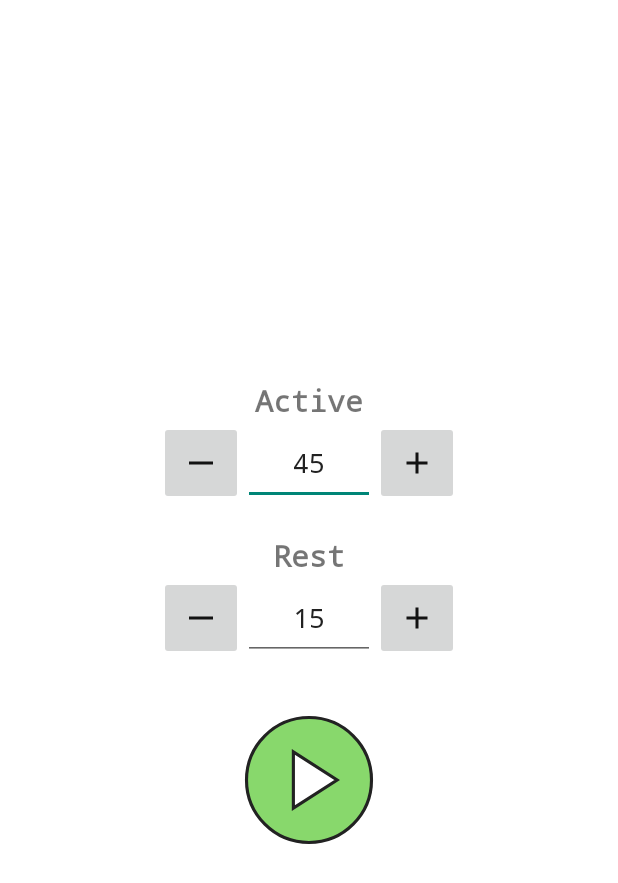
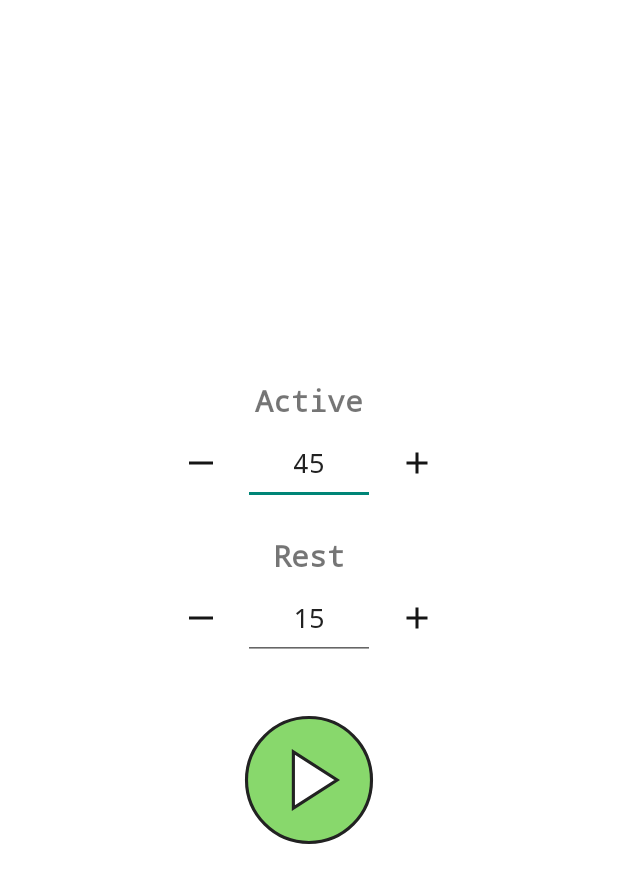
Before and after one commit to randombits-dev/interval-timer, an Android app: the screen it shows after launch (MainActivity), on a phone screen of 412 x 824 dp. Shown: the top 883 px of the screen. Run offline under Robolectric (Android 15) with nearby library versions, the phone set to English and light mode, and no system bars.

Commit message:
Improve styling

```diff
--- a/app/build.gradle.kts
+++ b/app/build.gradle.kts
@@ -22,8 +22,8 @@ android {
         applicationId = "dev.randombits.intervaltimer"
         minSdk = 24
         targetSdk = 33
-        versionCode = 5
-        versionName = "1.0.5"
+        versionCode = 7
+        versionName = "1.0.7"
 
         vectorDrawables {
             useSupportLibrary = true
--- a/app/src/main/java/dev/randombits/intervaltimer/TimerFragment.kt
+++ b/app/src/main/java/dev/randombits/intervaltimer/TimerFragment.kt
@@ -66,13 +66,10 @@ class TimerFragment : Fragment() {
 
             override fun onStatusChange(status: TimerStatus, set: Int) {
                 if (status === TimerStatus.ACTIVE) {
-//                    view.setBackgroundColor(resources.getColor(R.color.activeBg));
                     statusTextView.setTextColor(resources.getColor(R.color.activeBg));
                 } else if (status === TimerStatus.REST) {
-//                    view.setBackgroundColor(resources.getColor(R.color.restBg));
                     statusTextView.setTextColor(resources.getColor(R.color.restBg));
                 } else {
-//                    view.setBackgroundColor(resources.getColor(R.color.startBg));
                     statusTextView.setTextColor(resources.getColor(R.color.text));
                 }
 
--- a/app/src/main/res/layout/fragment_settings.xml
+++ b/app/src/main/res/layout/fragment_settings.xml
@@ -24,7 +24,7 @@
                 android:layout_height="wrap_content"
                 android:src="@drawable/minus"
                 android:contentDescription="@string/decrease_active_time"
-                android:scaleType="fitCenter" android:padding="16dp"/>
+                android:scaleType="fitCenter" android:padding="16dp" android:background="@color/white"/>
 
         <EditText
                 android:id="@+id/activeTime"
@@ -42,7 +42,7 @@
                 android:layout_height="wrap_content"
                 android:src="@drawable/add_24"
                 android:contentDescription="@string/increase_active_time"
-                android:scaleType="fitCenter" android:padding="16dp"/>
+                android:scaleType="fitCenter" android:padding="16dp" android:background="@color/white"/>
     </LinearLayout>
     <TextView
             android:text="@string/restTime_label"
@@ -61,7 +61,7 @@
                 android:layout_height="wrap_content"
                 android:src="@drawable/minus"
                 android:contentDescription="@string/decrease_rest_time"
-                android:scaleType="fitCenter" android:padding="16dp"/>
+                android:scaleType="fitCenter" android:padding="16dp" android:background="@color/white"/>
 
         <EditText
                 android:id="@+id/restTime"
@@ -78,7 +78,7 @@
                 android:layout_height="wrap_content"
                 android:src="@drawable/add_24"
                 android:contentDescription="@string/increase_rest_time"
-                android:scaleType="fitCenter" android:padding="16dp"/>
+                android:scaleType="fitCenter" android:padding="16dp" android:background="@color/white"/>
     </LinearLayout>
 
     <Button
--- a/build.gradle.kts
+++ b/build.gradle.kts
@@ -1,5 +1,5 @@
 // Top-level build file where you can add configuration options common to all sub-projects/modules.
 plugins {
     id("com.android.application") version "8.2.0" apply false
-    id("org.jetbrains.kotlin.android") version "1.9.0" apply false
+    id("org.jetbrains.kotlin.android") version "1.8.10" apply false
 }
```
Also changed, not shown: 1 other file.
